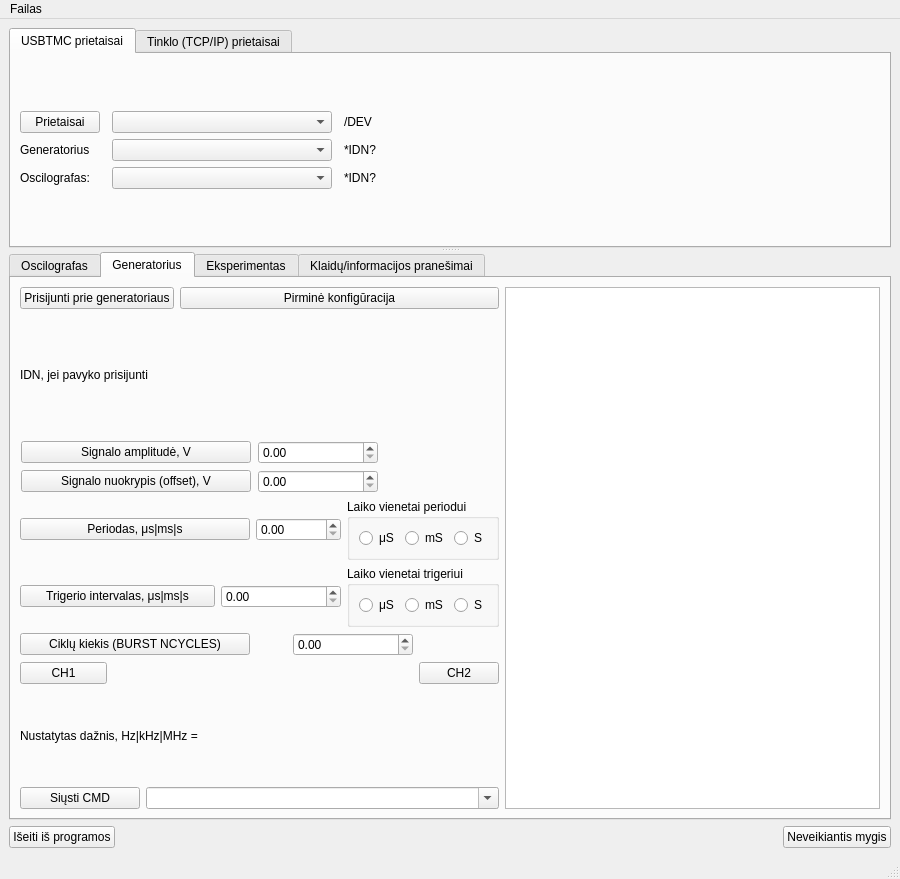
userIsTaken/TryUSB, file UIfiles/GUIThread.ui: the form before one commit.
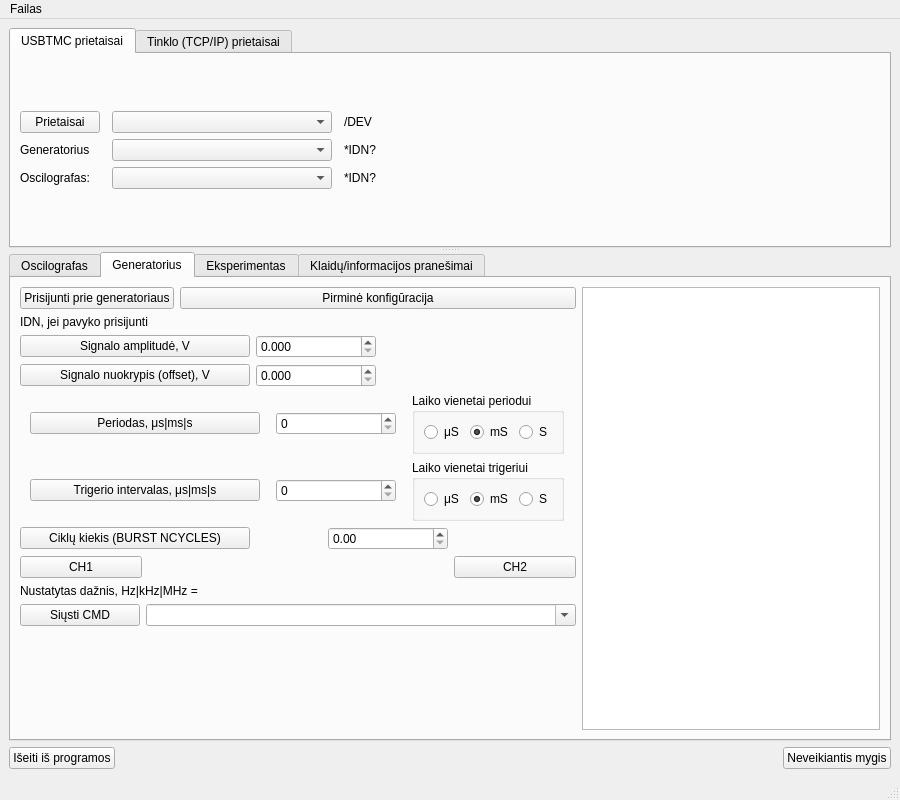
The form after the commit. Custom widgets are drawn as their Qt base class.

Diff of the .ui file:
```diff
--- a/UIfiles/GUIThread.ui
+++ b/UIfiles/GUIThread.ui
@@ -7,7 +7,7 @@
     <x>0</x>
     <y>0</y>
     <width>900</width>
-    <height>879</height>
+    <height>800</height>
    </rect>
   </property>
   <property name="windowTitle">
@@ -486,6 +486,12 @@
            </item>
            <item row="0" column="1">
             <widget class="QPushButton" name="runInitiallConfiguration_button">
+             <property name="sizePolicy">
+              <sizepolicy hsizetype="Preferred" vsizetype="Fixed">
+               <horstretch>0</horstretch>
+               <verstretch>0</verstretch>
+              </sizepolicy>
+             </property>
              <property name="text">
               <string>Pirminė konfigūracija</string>
              </property>
@@ -493,6 +499,12 @@
            </item>
            <item row="1" column="0" colspan="2">
             <widget class="QLabel" name="connection_status_label">
+             <property name="sizePolicy">
+              <sizepolicy hsizetype="Preferred" vsizetype="Fixed">
+               <horstretch>0</horstretch>
+               <verstretch>0</verstretch>
+              </sizepolicy>
+             </property>
              <property name="text">
               <string>IDN, jei pavyko prisijunti</string>
              </property>
@@ -500,9 +512,6 @@
            </item>
           </layout>
          </item>
-         <item row="0" column="1" rowspan="6">
-          <widget class="QPlainTextEdit" name="initialConfigurationForGenerator"/>
-         </item>
          <item row="1" column="0">
           <layout class="QGridLayout" name="gridLayout_15">
            <item row="0" column="0">
@@ -520,12 +529,21 @@
            </item>
            <item row="0" column="1">
             <widget class="QDoubleSpinBox" name="voltageAmplitudeBox">
+             <property name="minimumSize">
+              <size>
+               <width>120</width>
+               <height>0</height>
+              </size>
+             </property>
              <property name="maximumSize">
               <size>
                <width>120</width>
                <height>16777215</height>
               </size>
              </property>
+             <property name="decimals">
+              <number>3</number>
+             </property>
             </widget>
            </item>
            <item row="0" column="2">
@@ -534,11 +552,11 @@
               <enum>Qt::Horizontal</enum>
              </property>
              <property name="sizeType">
-              <enum>QSizePolicy::Preferred</enum>
+              <enum>QSizePolicy::Fixed</enum>
              </property>
              <property name="sizeHint" stdset="0">
               <size>
-               <width>120</width>
+               <width>200</width>
                <height>20</height>
               </size>
              </property>
@@ -546,6 +564,12 @@
            </item>
            <item row="1" column="0">
             <widget class="QPushButton" name="setOffsetButton">
+             <property name="minimumSize">
+              <size>
+               <width>230</width>
+               <height>0</height>
+              </size>
+             </property>
              <property name="maximumSize">
               <size>
                <width>230</width>
@@ -559,12 +583,21 @@
            </item>
            <item row="1" column="1">
             <widget class="QDoubleSpinBox" name="voltageOffsetBox">
+             <property name="minimumSize">
+              <size>
+               <width>120</width>
+               <height>0</height>
+              </size>
+             </property>
              <property name="maximumSize">
               <size>
                <width>120</width>
                <height>16777215</height>
               </size>
              </property>
+             <property name="decimals">
+              <number>3</number>
+             </property>
             </widget>
            </item>
            <item row="1" column="2">
@@ -573,11 +606,11 @@
               <enum>Qt::Horizontal</enum>
              </property>
              <property name="sizeType">
-              <enum>QSizePolicy::Preferred</enum>
+              <enum>QSizePolicy::Fixed</enum>
              </property>
              <property name="sizeHint" stdset="0">
               <size>
-               <width>120</width>
+               <width>200</width>
                <height>20</height>
               </size>
              </property>
@@ -589,6 +622,12 @@
           <layout class="QGridLayout" name="gridLayout_17">
            <item row="0" column="0" colspan="2">
             <widget class="QPushButton" name="setBurstNCyclesButton">
+             <property name="minimumSize">
+              <size>
+               <width>230</width>
+               <height>0</height>
+              </size>
+             </property>
              <property name="maximumSize">
               <size>
                <width>230</width>
@@ -690,12 +729,24 @@
            </item>
            <item row="0" column="1">
             <widget class="QDoubleSpinBox" name="periodBox">
+             <property name="minimumSize">
+              <size>
+               <width>120</width>
+               <height>0</height>
+              </size>
+             </property>
              <property name="maximumSize">
               <size>
                <width>120</width>
                <height>16777215</height>
               </size>
              </property>
+             <property name="decimals">
+              <number>0</number>
+             </property>
+             <property name="maximum">
+              <double>100000.000000000000000</double>
+             </property>
             </widget>
            </item>
            <item row="0" column="2">
@@ -722,6 +773,9 @@
                 <property name="text">
                  <string>mS</string>
                 </property>
+                <property name="checked">
+                 <bool>true</bool>
+                </property>
                </widget>
               </item>
               <item row="0" column="2">
@@ -753,12 +807,24 @@
            </item>
            <item row="0" column="1">
             <widget class="QDoubleSpinBox" name="triggerIntervalBox">
+             <property name="minimumSize">
+              <size>
+               <width>120</width>
+               <height>0</height>
+              </size>
+             </property>
              <property name="maximumSize">
               <size>
                <width>120</width>
                <height>16777215</height>
               </size>
              </property>
+             <property name="decimals">
+              <number>0</number>
+             </property>
+             <property name="maximum">
+              <double>1000000.000000000000000</double>
+             </property>
             </widget>
            </item>
            <item row="0" column="2">
@@ -785,6 +851,9 @@
                 <property name="text">
                  <string>mS</string>
                 </property>
+                <property name="checked">
+                 <bool>true</bool>
+                </property>
                </widget>
               </item>
               <item row="0" column="2">
@@ -835,6 +904,22 @@
            </item>
           </layout>
          </item>
+         <item row="6" column="0">
+          <spacer name="verticalSpacer">
+           <property name="orientation">
+            <enum>Qt::Vertical</enum>
+           </property>
+           <property name="sizeHint" stdset="0">
+            <size>
+             <width>20</width>
+             <height>40</height>
+            </size>
+           </property>
+          </spacer>
+         </item>
+         <item row="0" column="1" rowspan="7">
+          <widget class="QPlainTextEdit" name="initialConfigurationForGenerator"/>
+         </item>
         </layout>
        </widget>
        <widget class="QWidget" name="expSessionTab">
```
Left out of the diff: 44 changed lines with no effect on the pictures.
